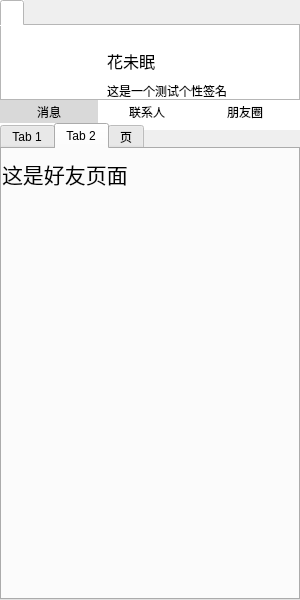
Before: the Qt Designer form view/MainWidget.ui in linhaojun857/cooper-im-client, drawn with Qt 5.
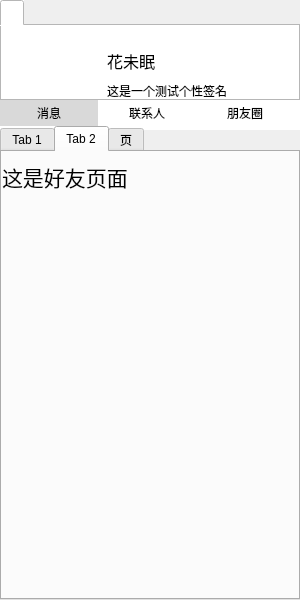
After: the same form once the commit is applied. The open tabs and pages were chosen to show the change. Icons and pictures are not drawn.

Patch:
```diff
--- a/view/MainWidget.ui
+++ b/view/MainWidget.ui
@@ -111,7 +111,7 @@
       <x>0</x>
       <y>0</y>
       <width>98</width>
-      <height>23</height>
+      <height>26</height>
      </rect>
     </property>
     <property name="font">
@@ -133,7 +133,7 @@
       <x>98</x>
       <y>0</y>
       <width>98</width>
-      <height>23</height>
+      <height>26</height>
      </rect>
     </property>
     <property name="font">
@@ -154,7 +154,7 @@
       <x>196</x>
       <y>0</y>
       <width>98</width>
-      <height>23</height>
+      <height>26</height>
      </rect>
     </property>
     <property name="styleSheet">
@@ -169,9 +169,9 @@
    <property name="geometry">
     <rect>
      <x>0</x>
-     <y>123</y>
+     <y>126</y>
      <width>300</width>
-     <height>477</height>
+     <height>474</height>
     </rect>
    </property>
    <property name="currentIndex">
```
Left out of the diff: 8 changed lines with no effect on the pictures.
